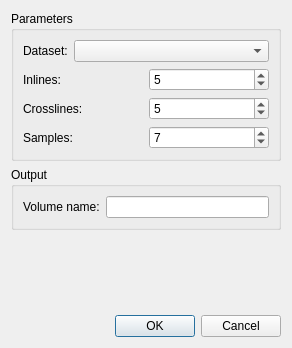
Before: the Qt Designer form ProzessUI/semblancevolumedialog.ui in fsoos74/su, drawn with Qt 5.
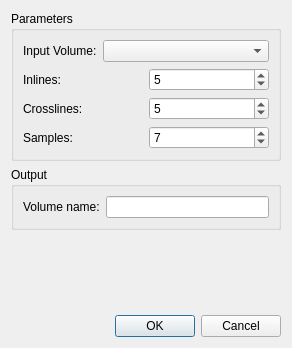
After: the same form once the commit is applied. Icons and pictures are not drawn.

Patch:
```diff
--- a/ProzessUI/semblancevolumedialog.ui
+++ b/ProzessUI/semblancevolumedialog.ui
@@ -29,7 +29,7 @@
         <item>
          <widget class="QLabel" name="label_2">
           <property name="text">
-           <string>Dataset:</string>
+           <string>Input Volume:</string>
           </property>
          </widget>
         </item>
```
Left out of the diff: 2 changed lines with no effect on the pictures.
